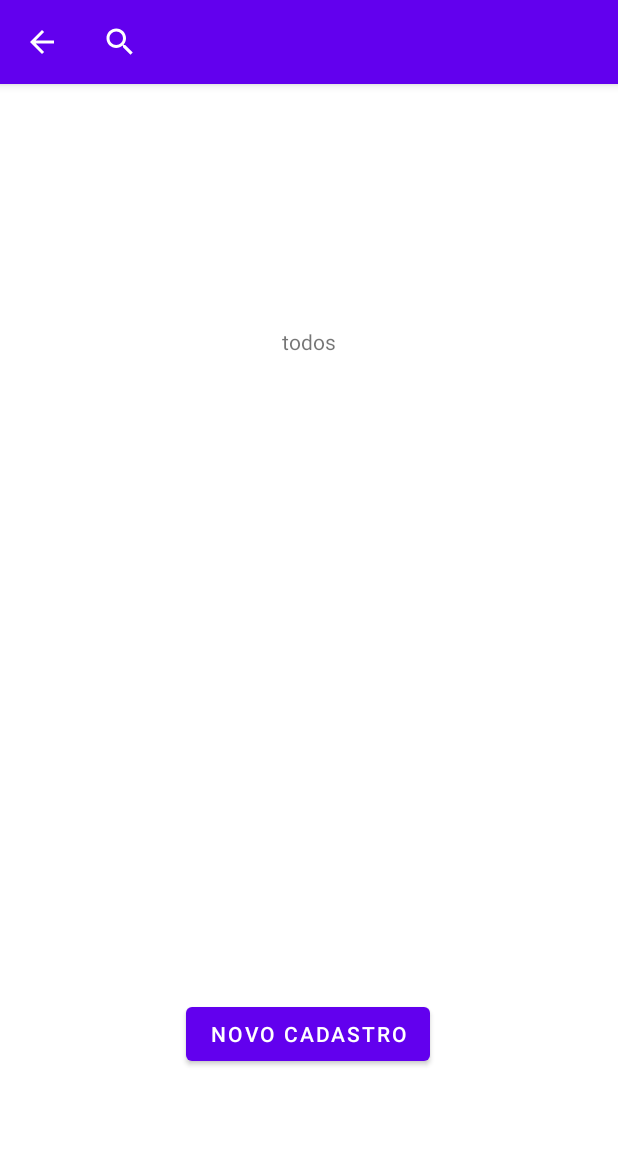
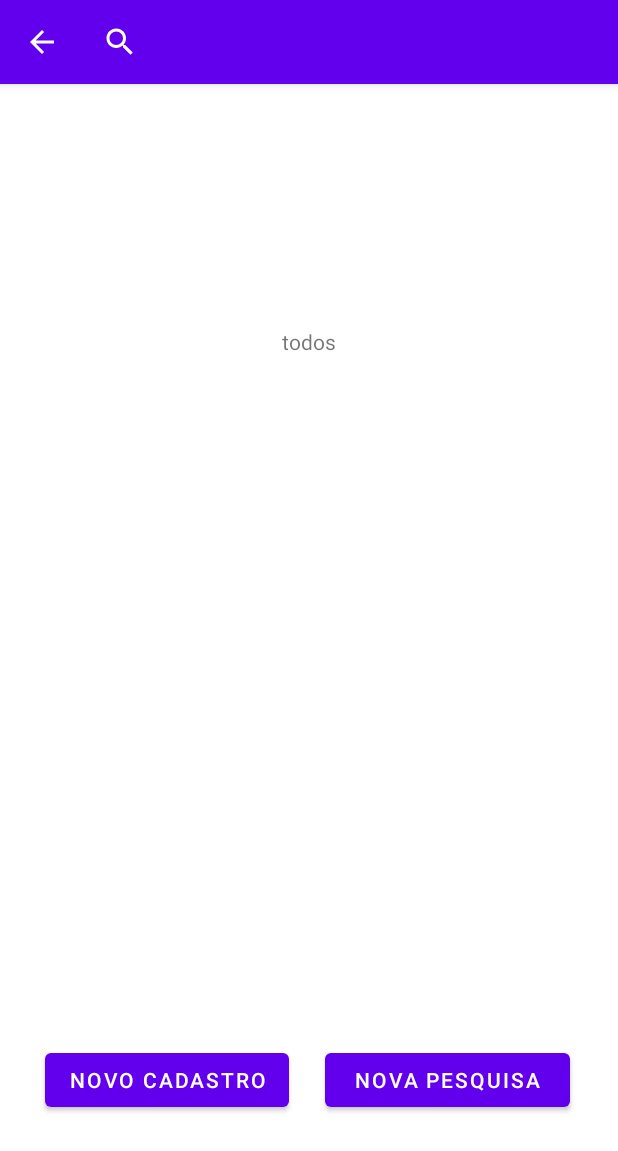
Before and after one commit to Juliolimahen/ProvaMobile, an Android app: the screen it shows after launch (MainActivity4), after a tap on "Consulta", on a phone screen of 412 x 824 dp. Shown: the top 1151 px of the screen. Run offline under Robolectric (Android 15) with nearby library versions, the phone set to English and light mode, and no system bars.

Commit message:
NovaPesquisa

```diff
--- a/app/src/main/java/com/example/provamobile/ImovelDAO.java
+++ b/app/src/main/java/com/example/provamobile/ImovelDAO.java
@@ -76,6 +76,7 @@ public class ImovelDAO implements InterfaceDAO {
     public void deletar(Object obj) {
         Imovel imovel = (Imovel) obj;
         banco.delete("imovel", "idImovel = ?", new String[]{String.valueOf((imovel.getIdImovel()))});
+        //banco.delete("imovel", null, null);
         //return 0;
     }
 
--- a/app/src/main/java/com/example/provamobile/MainActivity2.java
+++ b/app/src/main/java/com/example/provamobile/MainActivity2.java
@@ -67,9 +67,6 @@ public class MainActivity2 extends AppCompatActivity {
                 }
                 break;
         }
-
-
-
     }
 
     public void OnClickAvancar(View v){
@@ -85,7 +82,7 @@ public class MainActivity2 extends AppCompatActivity {
         //atuais
         params.putString("queroAlugar", checkAlugar);
         params.putString("queroComprar", checkComprar);
-
+        params.putString("salvar", "OK");
 
         i.putExtras(params);
         startActivity(i);
--- a/app/src/main/java/com/example/provamobile/MainActivity3.java
+++ b/app/src/main/java/com/example/provamobile/MainActivity3.java
@@ -16,7 +16,7 @@ public class MainActivity3 extends AppCompatActivity {
     Intent i;
     Bundle params;
     Button btnAvançar;
-    String apelido, local, area, aluguel, comprar, queroAlugar, queroComprar;
+    String apelido, local, area, aluguel, comprar, queroAlugar, queroComprar, salvar = "NOT";
 
     EditText edtPesquisar;
 
@@ -45,17 +45,18 @@ public class MainActivity3 extends AppCompatActivity {
             comprar = params.getString("comprar");
             queroAlugar = params.getString("queroAlugar");
             queroComprar = params.getString("queroComprar");
+            salvar = params.getString("salvar");
         }
     }
 
     private void salvar() {
+        if(salvar.toUpperCase().equalsIgnoreCase("OK")) {
             if (imovel == null) {
 
                 imovel = new Imovel(apelido, local, area, aluguel, comprar, queroAlugar, queroComprar);
                 imovelDao = new ImovelDAO(this);
 
                 imovelDao.inserir(imovel);
-
             } else {
                 imovel.setApelido(apelido);
                 imovel.setLocal(local);
@@ -65,6 +66,7 @@ public class MainActivity3 extends AppCompatActivity {
                 imovel.setQueroAlugar(queroAlugar);
                 imovel.setQueroComprar(queroComprar);
                 imovelDao.atualizar(imovel);
+            }
         }
     }
 
--- a/app/src/main/java/com/example/provamobile/MainActivity4.java
+++ b/app/src/main/java/com/example/provamobile/MainActivity4.java
@@ -33,7 +33,7 @@ public class MainActivity4 extends AppCompatActivity {
     TextView txtRes;
     String pesquisar = "todos";
 
-    Button btnNovoCadastro;
+    Button btnNovoCadastro, btnNovaPesquisa;
 
     @Override
     protected void onCreate(Bundle savedInstanceState) {
@@ -41,7 +41,6 @@ public class MainActivity4 extends AppCompatActivity {
         setContentView(R.layout.activity_main4);
         Bootstrap();
         Listar();
-
     }
 
     public boolean onCreateOptionsMenu(Menu menu) {
@@ -113,6 +112,7 @@ public class MainActivity4 extends AppCompatActivity {
     private void Bootstrap() {
         lstImoveis = findViewById(R.id.lstImoveis);
         btnNovoCadastro = findViewById(R.id.btnNovoCadastro);
+        btnNovaPesquisa = findViewById(R.id.btnNovaPesquisar);
         txtRes = findViewById(R.id.txtRes);
 
         i = getIntent();
@@ -143,4 +143,9 @@ public class MainActivity4 extends AppCompatActivity {
         i = new Intent(this, MainActivity.class);
         startActivity(i);
     }
+
+    public void OnClickNovaPesquisa(View v) {
+        i = new Intent(this, MainActivity3.class);
+        startActivity(i);
+    }
 }
--- a/app/src/main/res/layout/activity_main4.xml
+++ b/app/src/main/res/layout/activity_main4.xml
@@ -4,21 +4,22 @@
     xmlns:tools="http://schemas.android.com/tools"
     android:layout_width="match_parent"
     android:layout_height="match_parent"
-    tools:context=".MainActivity4">
+    tools:context=".MainActivity4"
+    tools:layout_editor_absoluteX="2dp"
+    tools:layout_editor_absoluteY="0dp">
 
     <Button
         android:id="@+id/btnNovoCadastro"
         android:layout_width="wrap_content"
         android:layout_height="wrap_content"
-        android:layout_marginTop="272dp"
+        android:layout_marginStart="16dp"
         android:onClick="OnClickNovoCadastro"
         android:text="Novo Cadastro"
         app:layout_constraintBottom_toBottomOf="parent"
-        app:layout_constraintEnd_toEndOf="parent"
-        app:layout_constraintHorizontal_bias="0.497"
+        app:layout_constraintEnd_toStartOf="@+id/btnNovaPesquisar"
+        app:layout_constraintHorizontal_bias="0.368"
         app:layout_constraintStart_toStartOf="parent"
-        app:layout_constraintTop_toBottomOf="@+id/txtRes"
-        app:layout_constraintVertical_bias="0.584" />
+        app:layout_constraintTop_toBottomOf="@+id/lstImoveis" />
 
     <TextView
         android:id="@+id/txtRes"
@@ -35,9 +36,23 @@
         android:id="@+id/lstImoveis"
         android:layout_width="409dp"
         android:layout_height="372dp"
+        android:layout_marginStart="1dp"
         android:layout_marginTop="4dp"
-        app:layout_constraintBottom_toTopOf="@+id/btnNovoCadastro"
+        android:layout_marginEnd="1dp"
+        app:layout_constraintBottom_toBottomOf="parent"
         app:layout_constraintEnd_toEndOf="parent"
         app:layout_constraintStart_toStartOf="parent"
-        app:layout_constraintTop_toBottomOf="@+id/txtRes" />
+        app:layout_constraintTop_toBottomOf="@+id/txtRes"
+        app:layout_constraintVertical_bias="0.01" />
+
+    <Button
+        android:id="@+id/btnNovaPesquisar"
+        android:layout_width="163dp"
+        android:layout_height="48dp"
+        android:layout_marginEnd="32dp"
+        android:onClick="OnClickNovaPesquisa"
+        android:text="NOVA PESQUISA"
+        app:layout_constraintBottom_toBottomOf="parent"
+        app:layout_constraintEnd_toEndOf="parent"
+        app:layout_constraintTop_toBottomOf="@+id/lstImoveis" />
 </androidx.constraintlayout.widget.ConstraintLayout>
```
Lines whose indentation alone changed are shown as unchanged.
